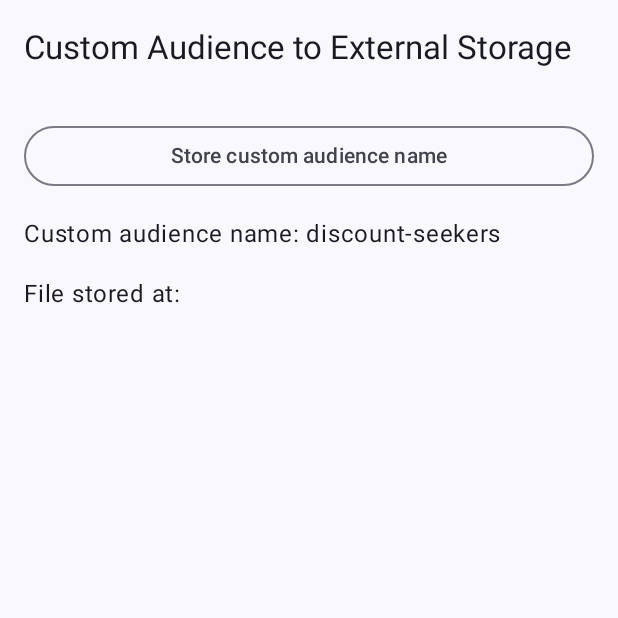
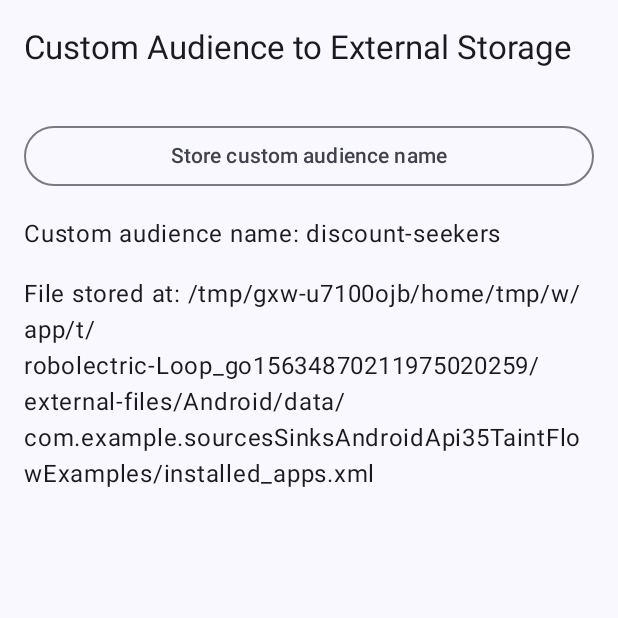
Before and after one commit to Laurax64/Sources-Sinks-Android-API-35-Taint-Flow-Examples, an Android app built with Jetpack Compose: the composable CustomAudienceScreen shown on its own in the app's theme, after a tap on "Store custom audience name", on a phone screen of 412 x 824 dp, the top half of it. Run offline under Robolectric (Android 15) with nearby library versions, the phone set to English and light mode, and no system bars.

```diff
--- a/app/src/main/AndroidManifest.xml
+++ b/app/src/main/AndroidManifest.xml
@@ -19,7 +19,6 @@
             android:theme="@style/Theme.SourcesSinksAndroidAPI35TaintFlowExamples">
             <intent-filter>
                 <action android:name="android.intent.action.MAIN" />
-
                 <category android:name="android.intent.category.LAUNCHER" />
             </intent-filter>
         </activity>
--- a/app/src/main/java/com/example/sourcesSinksAndroidApi35TaintFlowExamples/CustomAudienceScreen.kt
+++ /dev/null
@@ -1,69 +0,0 @@
-package com.example.sourcesSinksAndroidApi35TaintFlowExamples
-
-import androidx.compose.foundation.layout.Arrangement
-import androidx.compose.foundation.layout.Column
-import androidx.compose.foundation.layout.fillMaxWidth
-import androidx.compose.foundation.layout.padding
-import androidx.compose.material3.ExperimentalMaterial3Api
-import androidx.compose.material3.OutlinedButton
-import androidx.compose.material3.Scaffold
-import androidx.compose.material3.Text
-import androidx.compose.material3.TopAppBar
-import androidx.compose.runtime.Composable
-import androidx.compose.runtime.getValue
-import androidx.compose.ui.Modifier
-import androidx.compose.ui.platform.LocalContext
-import androidx.compose.ui.tooling.preview.Preview
-import androidx.compose.ui.unit.dp
-import androidx.lifecycle.compose.collectAsStateWithLifecycle
-import com.example.sourcesSinksAndroidApi35TaintFlowExamples.ui.theme.SourcesSinksAndroidAPI35TaintFlowExamplesTheme
-
-@OptIn(ExperimentalMaterial3Api::class)
-@Composable
-fun CustomAudienceScreen(
-    modifier: Modifier = Modifier,
-    customAudienceViewModel: CustomAudienceViewModel =
-        CustomAudienceViewModel(),
-) {
-    val context = LocalContext.current
-    val filePath by customAudienceViewModel.filePath.collectAsStateWithLifecycle()
-    val customAudienceName by customAudienceViewModel.customAudienceName.collectAsStateWithLifecycle()
-    Scaffold(
-        modifier = modifier,
-        topBar = {
-            TopAppBar(
-                title = {
-                    Text("Custom Audience to External Storage ")
-                },
-            )
-        },
-    ) {
-        Column(
-            modifier =
-                modifier
-                    .padding(it)
-                    .padding(16.dp),
-            verticalArrangement = Arrangement.spacedBy(16.dp),
-        ) {
-            OutlinedButton(
-                onClick = {
-                    customAudienceViewModel
-                        .storeCustomAudienceNameInExternalFileStorage(context)
-                },
-                modifier = Modifier.fillMaxWidth(),
-            ) {
-                Text("Store custom audience name")
-            }
-            Text("Custom audience name: $customAudienceName")
-            Text("File stored at: $filePath")
-        }
-    }
-}
-
-@Preview
-@Composable
-fun PreviewInstalledAppsScreen() {
-    SourcesSinksAndroidAPI35TaintFlowExamplesTheme {
-        CustomAudienceScreen()
-    }
-}
--- a/app/src/main/java/com/example/sourcesSinksAndroidApi35TaintFlowExamples/CustomAudienceViewModel.kt
+++ /dev/null
@@ -1,65 +0,0 @@
-package com.example.sourcesSinksAndroidApi35TaintFlowExamples
-
-import android.adservices.customaudience.FetchAndJoinCustomAudienceRequest
-import android.content.Context
-import android.net.Uri
-import androidx.lifecycle.ViewModel
-import androidx.lifecycle.viewModelScope
-import kotlinx.coroutines.flow.MutableStateFlow
-import kotlinx.coroutines.flow.asStateFlow
-import kotlinx.coroutines.flow.last
-import kotlinx.coroutines.launch
-import java.io.File
-import java.io.FileOutputStream
-import java.util.Properties
-
-class CustomAudienceViewModel : ViewModel() {
-    private var _customAudienceName = MutableStateFlow<String>("")
-    val customAudienceName = _customAudienceName.asStateFlow()
-
-    private var _filePath = MutableStateFlow<String>("")
-    val filePath = _filePath.asStateFlow()
-
-    /**
-     * Creates an object of type FetchAndJoinCustomAudienceRequest with a fake fetch Uri and custom audience name
-     * and sets the name of the [customAudienceName] a user might be added to.
-     *
-     * A custom audience is an abstract grouping of users with similar demonstrated interests.
-     */
-    fun getCustomAudienceName() {
-        viewModelScope.launch {
-            val builder =
-                FetchAndJoinCustomAudienceRequest
-                    .Builder(Uri.parse("content://com.example.customaudience"))
-                    .setName("discount-seekers") // Sensitive user data
-            val fetchAndJoinCustomAudienceRequest = builder.build()
-            val name = fetchAndJoinCustomAudienceRequest.name ?: "" // Sensitive source
-            _customAudienceName.emit(name)
-        }
-    }
-
-    /**
-     * Stores the given custom audience name to external file storage and sets the [filePath] where the name was stored.
-     *
-     * @see "https://developer.android.com/training/data-storage/files"
-     *
-     * @param context the context to use
-     */
-    fun storeCustomAudienceNameInExternalFileStorage(context: Context) {
-        viewModelScope.launch {
-            val externalDir = context.getExternalFilesDir(null) ?: return@launch
-            val file = File(externalDir, "installed_apps.xml")
-            if (!file.exists()) {
-                file.createNewFile()
-            }
-            getCustomAudienceName()
-            var name = ""
-            name = customAudienceName.last()
-            val outputStream = FileOutputStream(file, true)
-            val properties = Properties()
-            properties.setProperty("customAudienceName", name)
-            properties.storeToXML(outputStream, name, Charsets.UTF_8) // Sensitive sink
-            _filePath.emit(file.absolutePath)
-        }
-    }
-}
--- a/app/src/main/java/com/example/sourcesSinksAndroidApi35TaintFlowExamples/ui/theme/Theme.kt
+++ /dev/null
@@ -1,59 +0,0 @@
-package com.example.sourcesSinksAndroidApi35TaintFlowExamples.ui.theme
-
-import android.os.Build
-import androidx.compose.foundation.isSystemInDarkTheme
-import androidx.compose.material3.MaterialTheme
-import androidx.compose.material3.darkColorScheme
-import androidx.compose.material3.dynamicDarkColorScheme
-import androidx.compose.material3.dynamicLightColorScheme
-import androidx.compose.material3.lightColorScheme
-import androidx.compose.runtime.Composable
-import androidx.compose.ui.platform.LocalContext
-
-private val DarkColorScheme =
-    darkColorScheme(
-        primary = Purple80,
-        secondary = PurpleGrey80,
-        tertiary = Pink80,
-    )
-
-private val LightColorScheme =
-    lightColorScheme(
-        primary = Purple40,
-        secondary = PurpleGrey40,
-        tertiary = Pink40,
-    /* Other default colors to override
-    background = Color(0xFFFFFBFE),
-    surface = Color(0xFFFFFBFE),
-    onPrimary = Color.White,
-    onSecondary = Color.White,
-    onTertiary = Color.White,
-    onBackground = Color(0xFF1C1B1F),
-    onSurface = Color(0xFF1C1B1F),
-     */
-    )
-
-@Composable
-fun SourcesSinksAndroidAPI35TaintFlowExamplesTheme(
-    darkTheme: Boolean = isSystemInDarkTheme(),
-    // Dynamic color is available on Android 12+
-    dynamicColor: Boolean = true,
-    content: @Composable () -> Unit,
-) {
-    val colorScheme =
-        when {
-            dynamicColor && Build.VERSION.SDK_INT >= Build.VERSION_CODES.S -> {
-                val context = LocalContext.current
-                if (darkTheme) dynamicDarkColorScheme(context) else dynamicLightColorScheme(context)
-            }
-
-            darkTheme -> DarkColorScheme
-            else -> LightColorScheme
-        }
-
-    MaterialTheme(
-        colorScheme = colorScheme,
-        typography = Typography,
-        content = content,
-    )
-}
--- a/app/src/main/java/com/example/sourcesSinksAndroidApi35TaintFlowExamples/ui/theme/Type.kt
+++ /dev/null
@@ -1,36 +0,0 @@
-package com.example.sourcesSinksAndroidApi35TaintFlowExamples.ui.theme
-
-import androidx.compose.material3.Typography
-import androidx.compose.ui.text.TextStyle
-import androidx.compose.ui.text.font.FontFamily
-import androidx.compose.ui.text.font.FontWeight
-import androidx.compose.ui.unit.sp
-
-// Set of Material typography styles to start with
-val Typography =
-    Typography(
-        bodyLarge =
-            TextStyle(
-                fontFamily = FontFamily.Default,
-                fontWeight = FontWeight.Normal,
-                fontSize = 16.sp,
-                lineHeight = 24.sp,
-                letterSpacing = 0.5.sp,
-            ),
-    /* Other default text styles to override
-    titleLarge = TextStyle(
-        fontFamily = FontFamily.Default,
-        fontWeight = FontWeight.Normal,
-        fontSize = 22.sp,
-        lineHeight = 28.sp,
-        letterSpacing = 0.sp
-    ),
-    labelSmall = TextStyle(
-        fontFamily = FontFamily.Default,
-        fontWeight = FontWeight.Medium,
-        fontSize = 11.sp,
-        lineHeight = 16.sp,
-        letterSpacing = 0.5.sp
-    )
-     */
-    )
--- a/app/src/main/java/com/example/sources_sinks_android_api_35_taint_flow_examples/CustomAudienceViewModel.kt
+++ b/app/src/main/java/com/example/sources_sinks_android_api_35_taint_flow_examples/CustomAudienceViewModel.kt
@@ -47,7 +47,7 @@ class CustomAudienceViewModel : ViewModel() {
      * @param context the context to use
      */
     fun storeCustomAudienceNameInExternalFileStorage(context: Context) {
-        val externalDir = context.getExternalFilesDir(null) ?: return
+        val externalDir = context.getExternalFilesDir(null)
         val file = File(externalDir, "installed_apps.xml")
         if (!file.exists()) {
             file.createNewFile()
@@ -57,7 +57,6 @@ class CustomAudienceViewModel : ViewModel() {
         viewModelScope.launch {
             name = customAudienceName.last()
         }
-
         val outputStream = FileOutputStream(file, true)
 
         val properties = Properties()
--- a/gradle/libs.versions.toml
+++ b/gradle/libs.versions.toml
@@ -5,13 +5,13 @@ coreKtx = "1.15.0"
 junit = "4.13.2"
 junitVersion = "1.2.1"
 espressoCore = "3.6.1"
-kotlinxCoroutinesTest = "1.6.0"
+kotlinxCoroutinesTest = "1.10.1"
 lifecycleRuntimeKtx = "2.8.7"
 activityCompose = "1.10.0"
 composeBom = "2025.02.00"
 mockitoCore = "5.6.0"
 mockitoKotlin = "3.2.0"
-mockk = "3.1.0"
+mockk = "1.12.0"
 
 [libraries]
 androidx-core-ktx = { group = "androidx.core", name = "core-ktx", version.ref = "coreKtx" }
```
Also changed, not shown: app/src/main/java/com/example/sourcesSinksAndroidApi35TaintFlowExamples/MainActivity.kt (deleted, +0 -29 lines), app/src/main/java/com/example/sourcesSinksAndroidApi35TaintFlowExamples/ui/theme/Color.kt (deleted, +0 -11 lines), app/src/main/java/com/example/sources_sinks_android_api_35_taint_flow_examples/CustomAudienceScreen.kt (+2 -7 lines), 2 other files.
